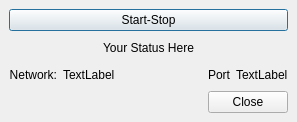
QtWorks/cp2, file CP2Sim/CP2Sim.ui: the form before one commit.
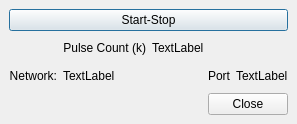
The form after the commit.

Commit message: Rework logic, add pulse counter, get rid of status text and just rely on the button label.

Patch:
```diff
--- a/CP2Sim/CP2Sim.ui
+++ b/CP2Sim/CP2Sim.ui
@@ -6,7 +6,7 @@
     <x>0</x>
     <y>0</y>
     <width>297</width>
-    <height>122</height>
+    <height>124</height>
    </rect>
   </property>
   <property name="sizePolicy" >
@@ -35,22 +35,31 @@
     </widget>
    </item>
    <item>
-    <widget class="QLabel" name="_statusText" >
-     <property name="sizePolicy" >
-      <sizepolicy>
-       <hsizetype>1</hsizetype>
-       <vsizetype>1</vsizetype>
-       <horstretch>0</horstretch>
-       <verstretch>0</verstretch>
-      </sizepolicy>
+    <layout class="QHBoxLayout" >
+     <property name="margin" >
+      <number>0</number>
      </property>
+     <property name="spacing" >
+      <number>6</number>
+     </property>
+     <item>
+      <widget class="QLabel" name="label_2" >
      <property name="text" >
-      <string>Your Status Here</string>
+        <string>Pulse Count (k)</string>
      </property>
      <property name="alignment" >
-      <set>Qt::AlignCenter</set>
-     </property>
-    </widget>
+        <set>Qt::AlignRight|Qt::AlignTrailing|Qt::AlignVCenter</set>
+       </property>
+      </widget>
+     </item>
+     <item>
+      <widget class="QLabel" name="_pulseCount" >
+       <property name="text" >
+        <string>TextLabel</string>
+       </property>
+      </widget>
+     </item>
+    </layout>
    </item>
    <item>
     <layout class="QHBoxLayout" >
```
Lines whose indentation alone changed are shown as unchanged. The commit also changes 4 other files.
